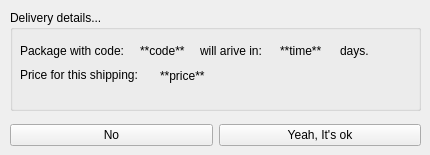
Qt form confirmationwindow.ui (mariusmg2/X-Courier) before a commit.
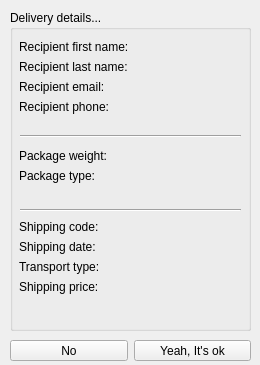
The same form after that commit.

Commit message: changed confirmation window style

The edit to the form file:
```diff
--- a/confirmationwindow.ui
+++ b/confirmationwindow.ui
@@ -6,20 +6,20 @@
    <rect>
     <x>0</x>
     <y>0</y>
-    <width>430</width>
-    <height>155</height>
+    <width>260</width>
+    <height>365</height>
    </rect>
   </property>
   <property name="minimumSize">
    <size>
-    <width>430</width>
-    <height>155</height>
+    <width>260</width>
+    <height>365</height>
    </size>
   </property>
   <property name="maximumSize">
    <size>
-    <width>430</width>
-    <height>155</height>
+    <width>260</width>
+    <height>365</height>
    </size>
   </property>
   <property name="windowTitle">
@@ -31,8 +31,8 @@
      <rect>
       <x>10</x>
       <y>10</y>
-      <width>411</width>
-      <height>101</height>
+      <width>241</width>
+      <height>321</height>
      </rect>
     </property>
     <layout class="QVBoxLayout" name="verticalLayout">
@@ -41,95 +41,206 @@
        <property name="title">
         <string>Delivery details...</string>
        </property>
-       <widget class="QLabel" name="label">
+       <widget class="QWidget" name="formLayoutWidget">
         <property name="geometry">
          <rect>
-          <x>10</x>
+          <x>9</x>
           <y>30</y>
-          <width>121</width>
-          <height>21</height>
+          <width>221</width>
+          <height>81</height>
          </rect>
         </property>
-        <property name="text">
-         <string>Package with code:</string>
-        </property>
+        <layout class="QFormLayout" name="formLayout">
+         <item row="0" column="0">
+          <widget class="QLabel" name="label">
+           <property name="text">
+            <string>Recipient first name:</string>
+           </property>
+          </widget>
+         </item>
+         <item row="0" column="1">
+          <widget class="QLabel" name="fname">
+           <property name="text">
+            <string/>
+           </property>
+          </widget>
+         </item>
+         <item row="1" column="0">
+          <widget class="QLabel" name="label_3">
+           <property name="text">
+            <string>Recipient last name: </string>
+           </property>
+          </widget>
+         </item>
+         <item row="1" column="1">
+          <widget class="QLabel" name="lname">
+           <property name="text">
+            <string/>
+           </property>
+          </widget>
+         </item>
+         <item row="2" column="0">
+          <widget class="QLabel" name="label_5">
+           <property name="text">
+            <string>Recipient email: </string>
+           </property>
+          </widget>
+         </item>
+         <item row="2" column="1">
+          <widget class="QLabel" name="email">
+           <property name="text">
+            <string/>
+           </property>
+          </widget>
+         </item>
+         <item row="3" column="0">
+          <widget class="QLabel" name="label_7">
+           <property name="text">
+            <string>Recipient phone: </string>
+           </property>
+          </widget>
+         </item>
+         <item row="3" column="1">
+          <widget class="QLabel" name="phone">
+           <property name="text">
+            <string/>
+           </property>
+          </widget>
+         </item>
+        </layout>
        </widget>
-       <widget class="QLabel" name="packageCode_label">
+       <widget class="QWidget" name="formLayoutWidget_2">
         <property name="geometry">
          <rect>
-          <x>130</x>
-          <y>30</y>
-          <width>59</width>
-          <height>21</height>
+          <x>9</x>
+          <y>139</y>
+          <width>221</width>
+          <height>51</height>
          </rect>
         </property>
-        <property name="text">
-         <string>**code**</string>
-        </property>
+        <layout class="QFormLayout" name="formLayout_2">
+         <item row="0" column="0">
+          <widget class="QLabel" name="label_9">
+           <property name="text">
+            <string>Package weight: </string>
+           </property>
+          </widget>
+         </item>
+         <item row="0" column="1">
+          <widget class="QLabel" name="weight">
+           <property name="text">
+            <string/>
+           </property>
+          </widget>
+         </item>
+         <item row="1" column="0">
+          <widget class="QLabel" name="label_11">
+           <property name="text">
+            <string>Package type: </string>
+           </property>
+          </widget>
+         </item>
+         <item row="1" column="1">
+          <widget class="QLabel" name="type">
+           <property name="text">
+            <string/>
+           </property>
+          </widget>
+         </item>
+        </layout>
        </widget>
-       <widget class="QLabel" name="label_2">
+       <widget class="QWidget" name="formLayoutWidget_3">
         <property name="geometry">
          <rect>
-          <x>190</x>
-          <y>30</y>
-          <width>81</width>
-          <height>21</height>
+          <x>9</x>
+          <y>210</y>
+          <width>221</width>
+          <height>101</height>
          </rect>
         </property>
-        <property name="text">
-         <string>will arive in:</string>
-        </property>
+        <layout class="QFormLayout" name="formLayout_3">
+         <item row="0" column="0">
+          <widget class="QLabel" name="label_13">
+           <property name="text">
+            <string>Shipping code: </string>
+           </property>
+          </widget>
+         </item>
+         <item row="0" column="1">
+          <widget class="QLabel" name="code">
+           <property name="text">
+            <string/>
+           </property>
+          </widget>
+         </item>
+         <item row="1" column="0">
+          <widget class="QLabel" name="label_15">
+           <property name="text">
+            <string>Shipping date: </string>
+           </property>
+          </widget>
+         </item>
+         <item row="1" column="1">
+          <widget class="QLabel" name="date">
+           <property name="text">
+            <string/>
+           </property>
+          </widget>
+         </item>
+         <item row="2" column="0">
+          <widget class="QLabel" name="label_17">
+           <property name="text">
+            <string>Transport type: </string>
+           </property>
+          </widget>
+         </item>
+         <item row="2" column="1">
+          <widget class="QLabel" name="type_2">
+           <property name="text">
+            <string/>
+           </property>
+          </widget>
+         </item>
+         <item row="3" column="0">
+          <widget class="QLabel" name="label_19">
+           <property name="text">
+            <string>Shipping price: </string>
+           </property>
+          </widget>
+         </item>
+         <item row="3" column="1">
+          <widget class="QLabel" name="price">
+           <property name="text">
+            <string/>
+           </property>
+          </widget>
+         </item>
+        </layout>
        </widget>
-       <widget class="QLabel" name="packageTime_label">
+       <widget class="Line" name="line">
         <property name="geometry">
          <rect>
-          <x>270</x>
-          <y>30</y>
-          <width>59</width>
+          <x>10</x>
+          <y>116</y>
+          <width>221</width>
           <height>21</height>
          </rect>
         </property>
-        <property name="text">
-         <string>**time**</string>
+        <property name="orientation">
+         <enum>Qt::Horizontal</enum>
         </property>
        </widget>
-       <widget class="QLabel" name="label_4">
+       <widget class="Line" name="line_2">
         <property name="geometry">
          <rect>
-          <x>330</x>
-          <y>30</y>
-          <width>59</width>
-          <height>21</height>
-         </rect>
-        </property>
-        <property name="text">
-         <string>days.</string>
-        </property>
-       </widget>
-       <widget class="QLabel" name="label_5">
-        <property name="geometry">
-         <rect>
           <x>10</x>
-          <y>54</y>
-          <width>141</width>
+          <y>190</y>
+          <width>221</width>
           <height>21</height>
          </rect>
         </property>
-        <property name="text">
-         <string>Price for this shipping:</string>
-        </property>
-       </widget>
-       <widget class="QLabel" name="packagePrice_label">
-        <property name="geometry">
-         <rect>
-          <x>150</x>
-          <y>50</y>
-          <width>59</width>
-          <height>31</height>
-         </rect>
-        </property>
-        <property name="text">
-         <string>**price**</string>
+        <property name="orientation">
+         <enum>Qt::Horizontal</enum>
         </property>
        </widget>
       </widget>
@@ -140,9 +251,9 @@
     <property name="geometry">
      <rect>
       <x>10</x>
-      <y>120</y>
-      <width>411</width>
-      <height>31</height>
+      <y>340</y>
+      <width>241</width>
+      <height>21</height>
      </rect>
     </property>
     <layout class="QHBoxLayout" name="horizontalLayout">
```
